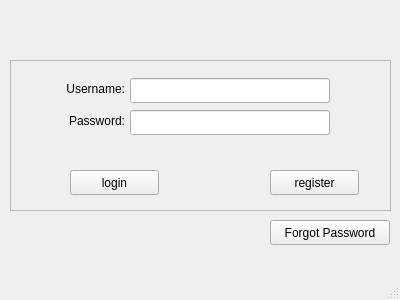
First picture: the form in Client/mainwindow.ui, repository lirunquan/TCPChat, before the edit.
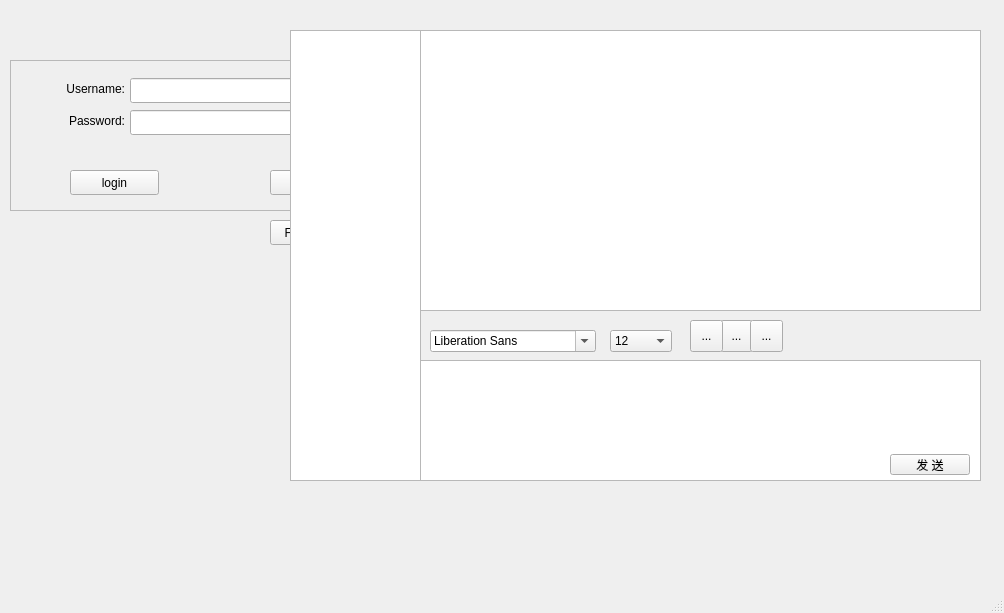
Second picture: the form after the edit. Icons and pictures are not drawn.

The edit to the form file:
```diff
--- a/Client/mainwindow.ui
+++ b/Client/mainwindow.ui
@@ -6,8 +6,8 @@
    <rect>
     <x>0</x>
     <y>0</y>
-    <width>400</width>
-    <height>300</height>
+    <width>1004</width>
+    <height>613</height>
    </rect>
   </property>
   <property name="windowTitle">
@@ -506,6 +506,9 @@
     </widget>
    </widget>
    <widget class="QFrame" name="frame">
+    <property name="enabled">
+     <bool>true</bool>
+    </property>
     <property name="geometry">
      <rect>
       <x>10</x>
@@ -537,12 +540,214 @@
    <widget class="QWidget" name="chatWidget" native="true">
     <property name="geometry">
      <rect>
-      <x>450</x>
-      <y>30</y>
-      <width>600</width>
-      <height>450</height>
+      <x>250</x>
+      <y>10</y>
+      <width>791</width>
+      <height>491</height>
      </rect>
     </property>
+    <widget class="QComboBox" name="comboBox">
+     <property name="geometry">
+      <rect>
+       <x>360</x>
+       <y>320</y>
+       <width>62</width>
+       <height>22</height>
+      </rect>
+     </property>
+     <property name="currentIndex">
+      <number>4</number>
+     </property>
+     <item>
+      <property name="text">
+       <string>8</string>
+      </property>
+     </item>
+     <item>
+      <property name="text">
+       <string>9</string>
+      </property>
+     </item>
+     <item>
+      <property name="text">
+       <string>10</string>
+      </property>
+     </item>
+     <item>
+      <property name="text">
+       <string>11</string>
+      </property>
+     </item>
+     <item>
+      <property name="text">
+       <string>12</string>
+      </property>
+     </item>
+     <item>
+      <property name="text">
+       <string>13</string>
+      </property>
+     </item>
+     <item>
+      <property name="text">
+       <string>14</string>
+      </property>
+     </item>
+     <item>
+      <property name="text">
+       <string>15</string>
+      </property>
+     </item>
+     <item>
+      <property name="text">
+       <string>16</string>
+      </property>
+     </item>
+     <item>
+      <property name="text">
+       <string>17</string>
+      </property>
+     </item>
+     <item>
+      <property name="text">
+       <string>18</string>
+      </property>
+     </item>
+     <item>
+      <property name="text">
+       <string>19</string>
+      </property>
+     </item>
+     <item>
+      <property name="text">
+       <string>20</string>
+      </property>
+     </item>
+     <item>
+      <property name="text">
+       <string>21</string>
+      </property>
+     </item>
+    </widget>
+    <widget class="QTextEdit" name="msgEdit">
+     <property name="geometry">
+      <rect>
+       <x>170</x>
+       <y>350</y>
+       <width>561</width>
+       <height>121</height>
+      </rect>
+     </property>
+    </widget>
+    <widget class="QToolButton" name="italicButton">
+     <property name="geometry">
+      <rect>
+       <x>470</x>
+       <y>310</y>
+       <width>33</width>
+       <height>32</height>
+      </rect>
+     </property>
+     <property name="toolTip">
+      <string>倾斜</string>
+     </property>
+     <property name="text">
+      <string>...</string>
+     </property>
+     <property name="icon">
+      <iconset resource="../../Desktop/test/tubiao.qrc">
+       <normaloff>:/image/斜体.png</normaloff>:/image/斜体.png</iconset>
+     </property>
+    </widget>
+    <widget class="QTextBrowser" name="msgBrowser">
+     <property name="geometry">
+      <rect>
+       <x>170</x>
+       <y>20</y>
+       <width>561</width>
+       <height>281</height>
+      </rect>
+     </property>
+    </widget>
+    <widget class="QTableWidget" name="userTblWidget">
+     <property name="geometry">
+      <rect>
+       <x>40</x>
+       <y>20</y>
+       <width>131</width>
+       <height>451</height>
+      </rect>
+     </property>
+    </widget>
+    <widget class="QToolButton" name="underlineButton">
+     <property name="geometry">
+      <rect>
+       <x>500</x>
+       <y>310</y>
+       <width>33</width>
+       <height>32</height>
+      </rect>
+     </property>
+     <property name="toolTip">
+      <string>下划线</string>
+     </property>
+     <property name="text">
+      <string>...</string>
+     </property>
+     <property name="icon">
+      <iconset resource="../../Desktop/test/tubiao.qrc">
+       <normaloff>:/image/下划线.png</normaloff>:/image/下划线.png</iconset>
+     </property>
+    </widget>
+    <widget class="QFontComboBox" name="fontComboBox">
+     <property name="geometry">
+      <rect>
+       <x>180</x>
+       <y>320</y>
+       <width>166</width>
+       <height>22</height>
+      </rect>
+     </property>
+    </widget>
+    <widget class="QPushButton" name="sendButton">
+     <property name="geometry">
+      <rect>
+       <x>640</x>
+       <y>444</y>
+       <width>80</width>
+       <height>21</height>
+      </rect>
+     </property>
+     <property name="tabletTracking">
+      <bool>false</bool>
+     </property>
+     <property name="text">
+      <string>发 送</string>
+     </property>
+     <property name="autoDefault">
+      <bool>false</bool>
+     </property>
+    </widget>
+    <widget class="QToolButton" name="boldButton">
+     <property name="geometry">
+      <rect>
+       <x>440</x>
+       <y>310</y>
+       <width>33</width>
+       <height>32</height>
+      </rect>
+     </property>
+     <property name="toolTip">
+      <string>加粗</string>
+     </property>
+     <property name="text">
+      <string>...</string>
+     </property>
+     <property name="icon">
+      <iconset resource="../../Desktop/test/tubiao.qrc">
+       <normaloff>:/image/加粗.png</normaloff>:/image/加粗.png</iconset>
+     </property>
+    </widget>
    </widget>
   </widget>
   <widget class="QMenuBar" name="menuBar">
```
Left out of the diff: 10 changed lines with no effect on the pictures.
